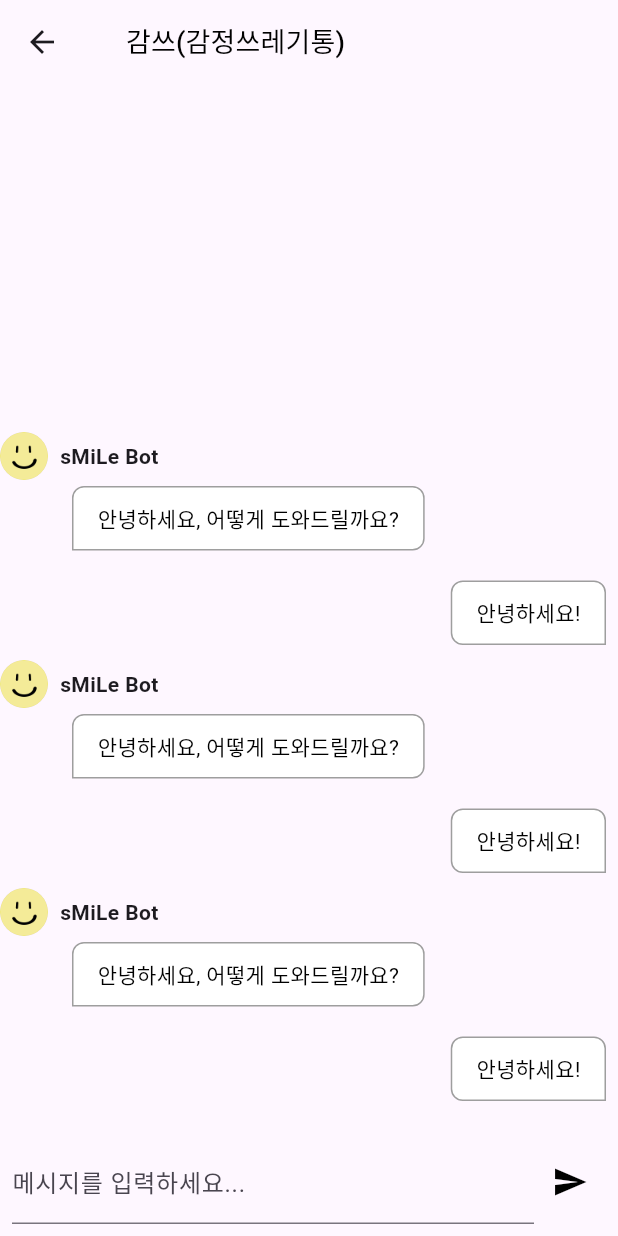
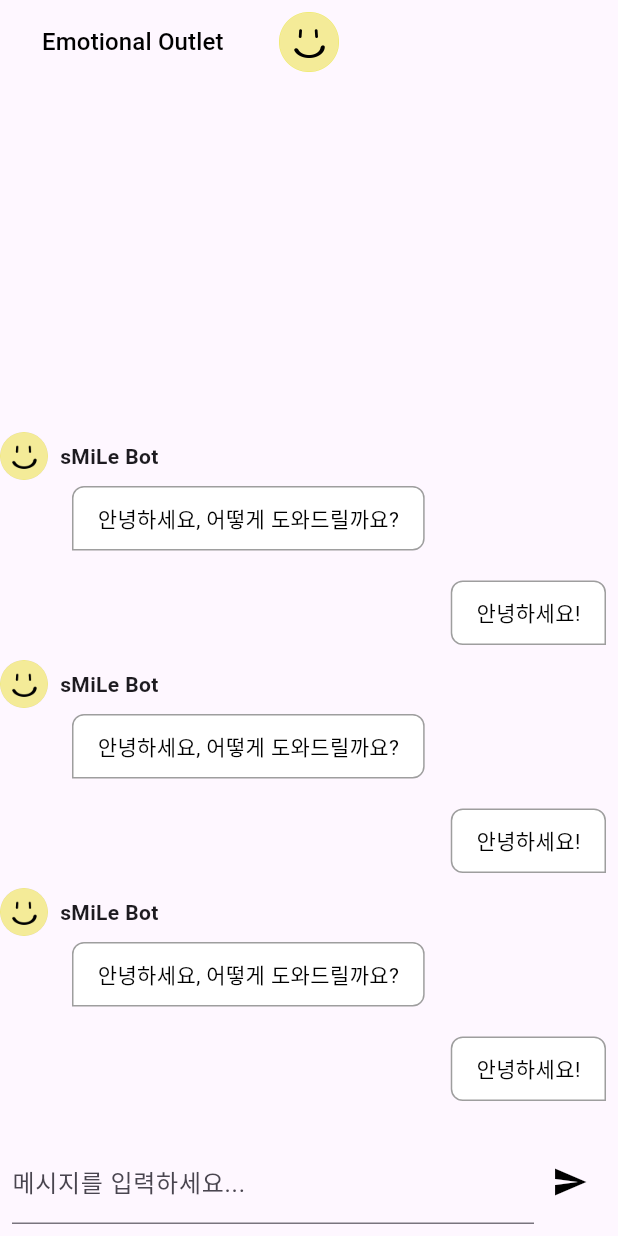
Before and after one commit to bk123477/2024-SolutionChallenge-sMiLe, a Flutter app: the EmotiontrashbinChatbotWidget screen opened directly with empty values, on a phone screen of 412 x 824 dp. Run offline on Flutter 3.47's test engine with Material 3 defaults, Android fonts, the phone set to English and light mode, and no system bars.

Commit message:
design : appbar

```diff
--- a/lib/screen/part2/emotiontrashbin_chatbot_widget.dart
+++ b/lib/screen/part2/emotiontrashbin_chatbot_widget.dart
@@ -1,6 +1,6 @@
 import 'package:flutter/material.dart';
-import '../../chat/message.dart';
-import '../../chat/new_message.dart';
+import '../../chat/message.dart';  // 실제 경로에 맞게 수정해주세요.
+import '../../chat/new_message.dart';  // 실제 경로에 맞게 수정해주세요.
 
 class EmotiontrashbinChatbotWidget extends StatefulWidget {
   final VoidCallback onToggleScreen;
@@ -11,18 +11,48 @@ class EmotiontrashbinChatbotWidget extends StatefulWidget {
 }
 
 class _EmotiontrashbinChatbotWidgetState extends State<EmotiontrashbinChatbotWidget> {
-
   @override
   Widget build(BuildContext context) {
     return Scaffold(
       appBar: AppBar(
-        title: TextButton(
-          onPressed: () => widget.onToggleScreen(),
-          child: Text(
-            '감쓰(감정쓰레기통)',
-            style: TextStyle(
-              color: Colors.black,  // AppBar의 배경색과 대비되도록 색상 지정
-              fontSize: 18,
+        automaticallyImplyLeading: false, // 뒤로 가기 버튼 자동 생성 비활성화
+        title: Center(
+          child: Container(
+            width: MediaQuery.of(context).size.width,
+            child: Row(
+              mainAxisAlignment: MainAxisAlignment.spaceBetween, // 요소들을 양 끝으로 정렬
+              children: <Widget>[
+                TextButton(
+                  onPressed: widget.onToggleScreen,
+                  style: TextButton.styleFrom(
+                    primary: Colors.black, // 텍스트 색상
+                  ),
+                  child: Text(
+                    'Emotional Outlet',
+                    style: TextStyle(
+                      fontSize: 16, // 텍스트 크기
+                    ),
+                  ),
+                ),
+                // AppBar 중앙에 이미지를 위치시키기 위해 Row의 중앙에 배치
+                Image.asset(
+                  'asset/img/smileimoge.png', // 중앙 이미지 경로
+                  height: 40,
+                ),
+                // 시각적 균형을 위한 더미 위젯
+                Opacity(
+                  opacity: 0.0,
+                  child: TextButton(
+                    onPressed: () {},
+                    child: Text(
+                      'Emotional Outlet',
+                      style: TextStyle(
+                        fontSize: 16, // 동일한 텍스트 크기
+                      ),
+                    ),
+                  ),
+                ),
+              ],
             ),
           ),
         ),
@@ -31,9 +61,9 @@ class _EmotiontrashbinChatbotWidgetState extends State<EmotiontrashbinChatbotWid
         child: Column(
           children: [
             Expanded(
-              child: Messages(),  // 메시지 목록을 표시합니다.
+              child: Messages(), // 메시지 목록을 표시합니다.
             ),
-            NewMessage(),  // 새 메시지 입력 필드를 표시합니다.
+            NewMessage(), // 새 메시지 입력 필드를 표시합니다.
           ],
         ),
       ),
```
Also changed, not shown: lib/screen/part2/dailydialogue_chatbot_widget.dart (+42 -14 lines), lib/screen/part2/leaderboard_screen_manager.dart (+7 -1 lines), lib/screen/part2/mailbox_screen_manager.dart (+8 -2 lines), lib/screen/part2/mypage_screen_manager.dart (+7 -1 lines), lib/screen/part2/replymail_screen_manager.dart (+25 -1 lines).
